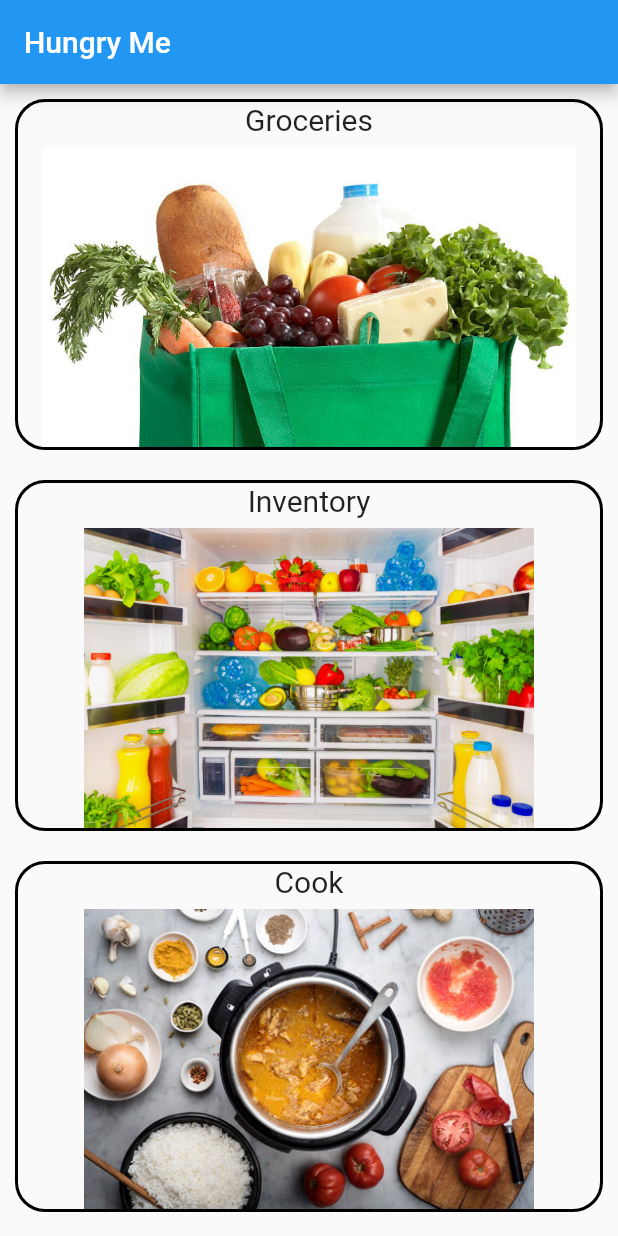
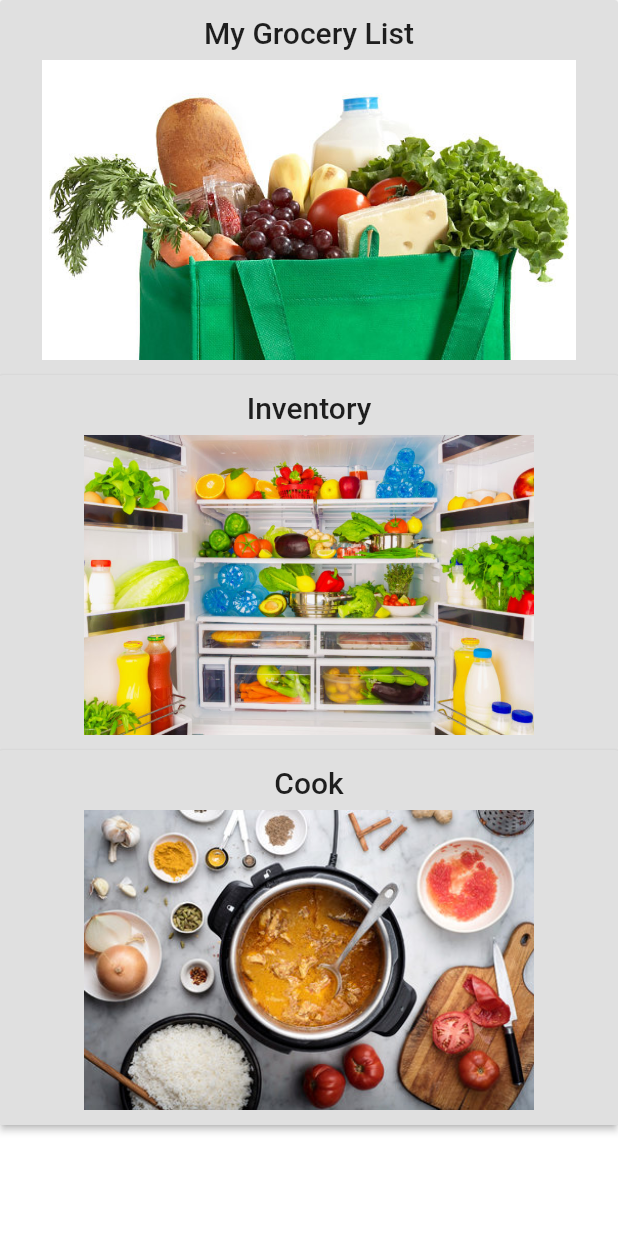
Before and after one commit to nicklin37/HungryMe, a Flutter app: the screen it shows after launch, on a phone screen of 412 x 824 dp. Run offline on Flutter 3.47's test engine with Material 2 defaults, Android fonts, the phone set to English and light mode, and no system bars.

```diff
--- a/lib/main.dart
+++ b/lib/main.dart
@@ -1,4 +1,7 @@
 import 'package:flutter/material.dart';
+import './src/grocerylist.dart';
+import './src/inventory.dart';
+import './src/cook.dart';
 
 void main(){
   runApp(MyApp());
@@ -7,17 +10,27 @@ void main(){
 class MyApp extends StatelessWidget{
   @override
   Widget build(BuildContext context){
+    return MaterialApp(
+      home: MyHome()
+    );
+  }
+}
 
-    Container buildPages(String name, String imagePath){
-      return Container(
-        margin: const EdgeInsets.all(10.0),
-        decoration: BoxDecoration(
-          border: Border.all(
-            color: Colors.black,
-            width: 2.0,
-          ),
-          borderRadius: new BorderRadius.circular(20.0),
-        ),
+class MyHome extends StatelessWidget{
+  @override
+  Widget build(BuildContext context){
+
+    RaisedButton buildPages(String name, String imagePath){
+      return RaisedButton(
+        padding: const EdgeInsets.all(10.0),
+        // decoration: BoxDecoration(
+        //   border: Border.all(
+        //     color: Colors.black,
+        //     width: 2.0,
+        //   ),
+        //   borderRadius: new BorderRadius.circular(20.0),
+        // ),
+
         child: Column(
           children: <Widget>[
             Container(
@@ -37,24 +50,39 @@ class MyApp extends StatelessWidget{
             ),
           ],
         ),
+        onPressed: () {
+          switch(name){
+            case "My Grocery List":
+              Navigator.push(
+                context,
+                MaterialPageRoute(builder: (context) => GroceryList())
+              );
+              break;
+            case "Inventory":
+              Navigator.push(
+                context,
+                MaterialPageRoute(builder: (context) => Inventory())
+              );
+              break;
+            case "Cook":
+              Navigator.push(
+                context,
+                MaterialPageRoute(builder: (context) => Cook())
+              );
+              break;
+          }
+
+        }
       );
     }
 
-    return MaterialApp(
-      title: 'Hungry Me',
-      theme: ThemeData(
-        primarySwatch: Colors.blue,
-      ),
-      home: Scaffold(
-        appBar: AppBar(title: Text('Hungry Me'),
-        ),
-        body: ListView(
-          children: [
-            buildPages("Groceries", 'images/groceries.jpg'),
-            buildPages("Inventory", 'images/fridge.jpeg'),
-            buildPages("Cook", 'images/cooking.jpg'),
-          ],
-        ),
+    return Container(
+      child: ListView(
+        children: [
+          buildPages("My Grocery List", 'images/groceries.jpg'),
+          buildPages("Inventory", 'images/fridge.jpeg'),
+          buildPages("Cook", 'images/cooking.jpg'),
+        ],
       ),
     );
   }
```
Also changed, not shown: lib/src/cook.dart (added, +13 -0 lines), lib/src/grocerylist.dart (added, +13 -0 lines), lib/src/inventory.dart (added, +13 -0 lines).
